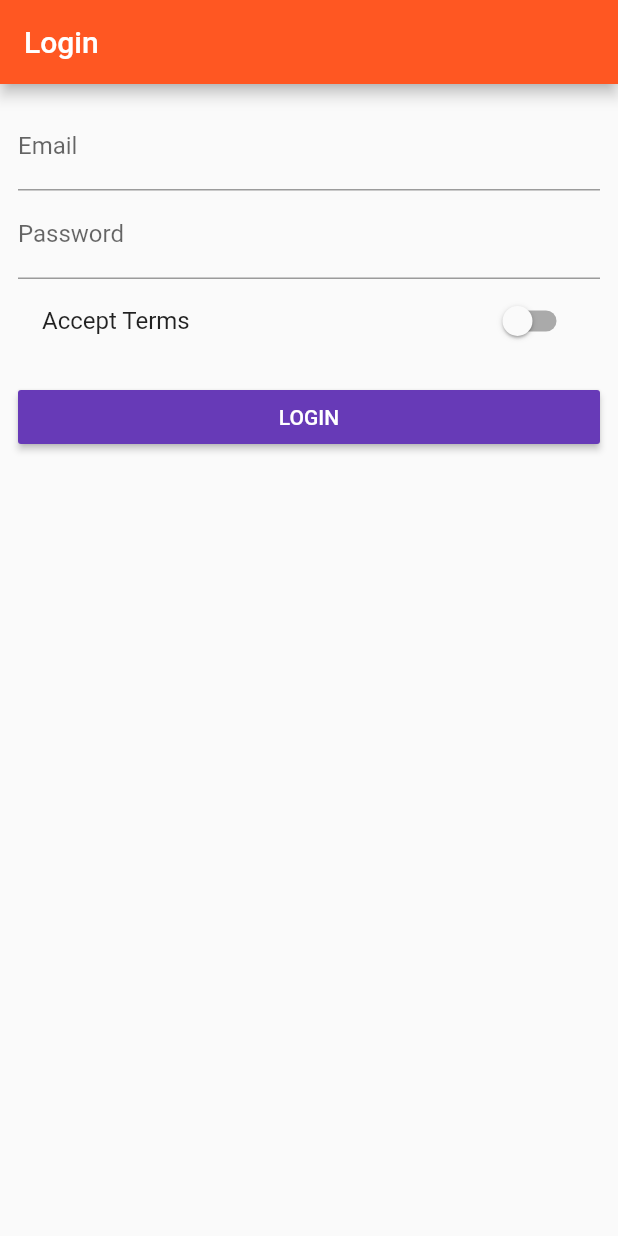
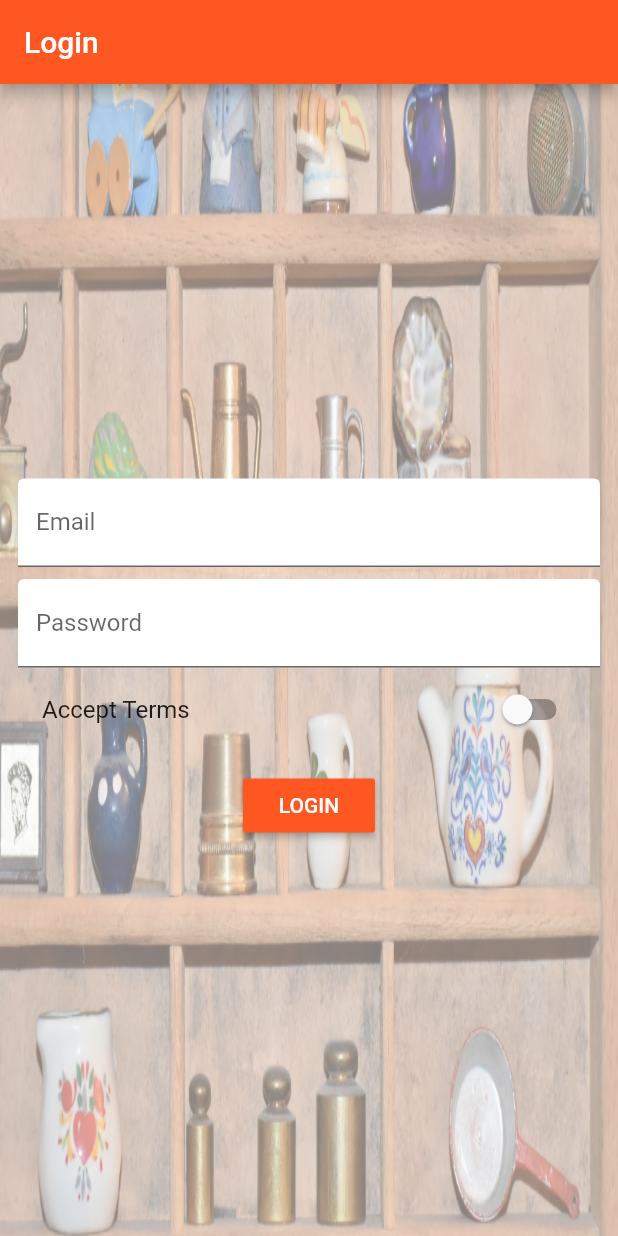
Before and after one commit to emma-ea/marketplace, a Flutter app: the screen it shows after launch, on a phone screen of 412 x 824 dp. Run offline on Flutter 3.47's test engine with Material 2 defaults, Android fonts, the phone set to English and light mode, and no system bars.

```diff
--- a/lib/main.dart
+++ b/lib/main.dart
@@ -36,13 +36,14 @@ class _MyAppState extends State<MyApp> {
         primarySwatch: Colors.deepOrange,
         accentColor: Colors.deepPurple,
         brightness: Brightness.light,
+        buttonColor: Colors.deepPurple,
       ),
       // home: AuthPage(),
       routes: {
         '/': (BuildContext context) => AuthPage(),
         '/products': (BuildContext context) => ProductsPage(_products),
         '/admin': (BuildContext context) =>
-            ProductsAdminPage(_addProduct, _deleteProduct),
+            ProductsAdminPage(_addProduct, _deleteProduct, _products),
       },
       onGenerateRoute: (RouteSettings routeSettings) {
         final List<String> pathElements = routeSettings.name.split('/');
@@ -54,7 +55,7 @@ class _MyAppState extends State<MyApp> {
           final int index = int.parse(pathElements[2]);
           return MaterialPageRoute<bool>(
             builder: (BuildContext context) => ProductPage(
-                _products[index]['title'], _products[index]['image']),
+                _products[index]['title'], _products[index]['image'], _products[index]['price'], _products[index]['description']),
           );
         }
         return null;
--- a/lib/pages/auth.dart
+++ b/lib/pages/auth.dart
@@ -9,61 +9,109 @@ class AuthPage extends StatefulWidget {
 
 class _AuthPageState extends State<AuthPage> {
 
-  String _emailValue;
-  String _passwordValue;
-  bool _acceptTerms = false;
+  final GlobalKey<FormState> _formKey = GlobalKey<FormState>();
+
+  final Map<String, dynamic> _formData = {
+    'email' : null,
+    'password' : null,
+    'acceptTerms' : false,
+  };
+
+  DecorationImage _buildBackGroundImage() {
+    return DecorationImage(
+        image: AssetImage('assets/images/background.jpg'),
+        fit: BoxFit.fill,
+        colorFilter:
+            ColorFilter.mode(Colors.black.withOpacity(0.5), BlendMode.dstATop));
+  }
+
+  Widget _buildEmailTextField() {
+    return TextFormField(
+      keyboardType: TextInputType.emailAddress,
+      decoration: InputDecoration(
+          labelText: 'Email', filled: true, fillColor: Colors.white),
+      onSaved: (input) {
+        _formData['email'] = input;
+      },
+      validator: (input) =>
+      input.isEmpty || !RegExp(r"[a-z0-9!#$%&'*+/=?^_`{|}~-]+(?:\.[a-z0-9!#$%&'*+/=?^_`{|}~-]+)*@(?:[a-z0-9](?:[a-z0-9-]*[a-z0-9])?\.)+[a-z0-9](?:[a-z0-9-]*[a-z0-9])?").hasMatch(input) ? 'Mail Required.' : null,
+    );
+  }
+
+  Widget _buildPasswordTextField() {
+    return TextFormField(
+      obscureText: true,
+      decoration: InputDecoration(
+          labelText: 'Password', filled: true, fillColor: Colors.white),
+      onSaved: (input) {
+        _formData['password'] = input;
+      },
+      validator: (input) => input.isEmpty || input.length < 6 ? 'Password is Required' : null,
+    );
+  }
+
+  Widget _buildAcceptSwitch() {
+    return SwitchListTile(
+      value: _formData['acceptTerms'],
+      onChanged: (bool value) {
+        setState(() {
+          _formData['acceptTerms'] = value;
+        });
+      },
+      title: Text('Accept Terms'),
+    );
+  }
+
+  void _submitForm() {
+    if (!_formKey.currentState.validate() || !_formData['acceptTerms']) {
+      return;
+    }
+    _formKey.currentState.save();
+    print(_formData);
+    Navigator.pushReplacementNamed(context, '/products');
+  }
 
   @override
   Widget build(BuildContext context) {
+    final deviceWidth = MediaQuery.of(context).size.width;
+    final targetWidth = deviceWidth > 550.0 ? 500.0 : deviceWidth * 0.95;
     return Scaffold(
       appBar: AppBar(
         title: Text('Login'),
       ),
       body: Container(
-        margin: EdgeInsets.all(12.0),
-        child: ListView(
+        decoration: BoxDecoration(
+          image: _buildBackGroundImage(),
+        ),
+        padding: EdgeInsets.all(12.0),
+        child: Center(
+          child: SingleChildScrollView(
+            child: Container(
+              width: targetWidth,
+              child: Form(
+                key: _formKey,
+                child: Column(
                   children: [
-            TextField(
-              keyboardType: TextInputType.emailAddress,
-              decoration: InputDecoration(labelText: 'Email'),
-              onChanged: (input) {
-                setState(() {
-                  _emailValue = input;
-                });
-              },
+                    _buildEmailTextField(),
+                    SizedBox(
+                      height: 8.0,
                     ),
-            TextField(
-              obscureText: true,
-              decoration: InputDecoration(labelText: 'Password'),
-              onChanged: (input) {
-                setState(() {
-                  _passwordValue = input;
-                });
-              },
-            ),
-            SwitchListTile(
-              value: _acceptTerms,
-              onChanged: (bool value) {
-                setState(() {
-                  _acceptTerms = value;
-                });
-              },
-              title: Text('Accept Terms'),
-            ),
+                    _buildPasswordTextField(),
+                    _buildAcceptSwitch(),
                     SizedBox(
                       height: 12.0,
                     ),
                     RaisedButton(
-              color: Theme.of(context).accentColor,
+                      color: Theme.of(context).primaryColor,
                       textColor: Colors.white,
                       child: Text('LOGIN'),
-              onPressed: () {
-                print(_emailValue);
-                print(_passwordValue);
-                Navigator.pushReplacementNamed(context, '/products');
-              },
+                      onPressed: _submitForm,
                     ),
                   ],
+                ),
+              ),
+            ),
+          ),
         ),
       ),
     );
--- a/pubspec.yaml
+++ b/pubspec.yaml
@@ -57,6 +57,11 @@ flutter:
   # "family" key with the font family name, and a "fonts" key with a
   # list giving the asset and other descriptors for the font. For
   # example:
+  fonts:
+    - family: Oswald
+      fonts:
+        - asset: assets/font/Oswald-Bold.ttf
+          weight: 700
   # fonts:
   #   - family: Schyler
   #     fonts:
```
Also changed, not shown: lib/pages/product.dart (+33 -3 lines), lib/pages/product_create.dart (deleted, +0 -74 lines), lib/pages/product_edit.dart (added, +114 -0 lines), lib/pages/product_list.dart (+30 -2 lines), lib/pages/products.dart (+20 -9 lines), lib/pages/products_admin.dart (+20 -13 lines), lib/product_manager.dart (deleted, +0 -29 lines), lib/products.dart (deleted, +0 -59 lines), lib/widgets/products/address_tag.dart (added, +23 -0 lines), lib/widgets/products/price_tag.dart (added, +24 -0 lines), lib/widgets/products/product_card.dart (added, +72 -0 lines), lib/widgets/products/products.dart (added, +37 -0 lines), lib/widgets/ui_elements/title_default.dart (added, +14 -0 lines), assets/font/Oswald-Bold.ttf (added), 1 more files. Lines whose indentation alone changed are shown as unchanged.
